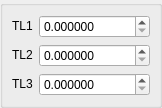
First picture: the form in src/HEXABLOCKGUI/MyDlgRef/DlgRef_3Spin_QTD.ui, repository SalomePlatform/hexablock, before the edit.
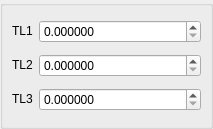
Second picture: the form after the edit. Custom widgets are drawn as their Qt base class.

The edit to the form file:
```diff
--- a/src/HEXABLOCKGUI/MyDlgRef/DlgRef_3Spin_QTD.ui
+++ b/src/HEXABLOCKGUI/MyDlgRef/DlgRef_3Spin_QTD.ui
@@ -6,8 +6,8 @@
    <rect>
     <x>0</x>
     <y>0</y>
-    <width>114</width>
-    <height>97</height>
+    <width>213</width>
+    <height>129</height>
    </rect>
   </property>
   <property name="windowTitle">
```
Left out of the diff: 4 changed lines with no effect on the pictures.
